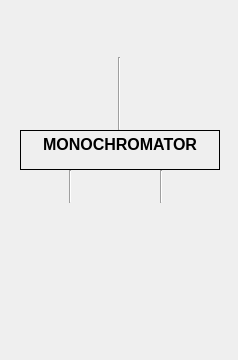
This is templates/monochromator.ui in pcdshub/lcls-pydm-vacuum as Qt 5 draws it before an edit. The edited form follows.
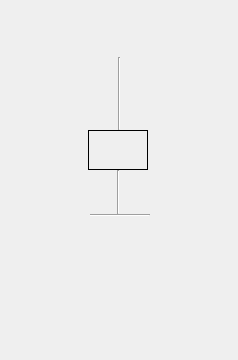
This is the edited form. Custom widgets are drawn as their Qt base class.

```diff
--- a/templates/monochromator.ui
+++ b/templates/monochromator.ui
@@ -29,23 +29,10 @@
   <widget class="Line" name="line_3">
    <property name="geometry">
     <rect>
-     <x>69</x>
+     <x>117</x>
      <y>170</y>
      <width>3</width>
-     <height>33</height>
-    </rect>
-   </property>
-   <property name="orientation">
-    <enum>Qt::Vertical</enum>
-   </property>
-  </widget>
-  <widget class="Line" name="line_4">
-   <property name="geometry">
-    <rect>
-     <x>160</x>
-     <y>170</y>
-     <width>3</width>
-     <height>33</height>
+     <height>44</height>
     </rect>
    </property>
    <property name="orientation">
@@ -115,7 +102,7 @@
   <widget class="IonPump" name="IonPump_2">
    <property name="geometry">
     <rect>
-     <x>40</x>
+     <x>44</x>
      <y>200</y>
      <width>60</width>
      <height>150</height>
@@ -134,9 +121,9 @@
   <widget class="QLabel" name="ND1H">
    <property name="geometry">
     <rect>
-     <x>20</x>
+     <x>88</x>
      <y>130</y>
-     <width>200</width>
+     <width>60</width>
      <height>40</height>
     </rect>
    </property>
@@ -157,12 +144,32 @@
     <enum>QFrame::Plain</enum>
    </property>
    <property name="text">
-    <string>MONOCHROMATOR</string>
+    <string/>
    </property>
    <property name="alignment">
     <set>Qt::AlignHCenter|Qt::AlignTop</set>
    </property>
   </widget>
+  <widget class="Line" name="line_2">
+   <property name="geometry">
+    <rect>
+     <x>90</x>
+     <y>214</y>
+     <width>60</width>
+     <height>3</height>
+    </rect>
+   </property>
+   <property name="orientation">
+    <enum>Qt::Horizontal</enum>
+   </property>
+  </widget>
+  <zorder>line_2</zorder>
+  <zorder>line</zorder>
+  <zorder>line_3</zorder>
+  <zorder>frame</zorder>
+  <zorder>IonPump</zorder>
+  <zorder>IonPump_2</zorder>
+  <zorder>ND1H</zorder>
  </widget>
  <customwidgets>
   <customwidget>
```
